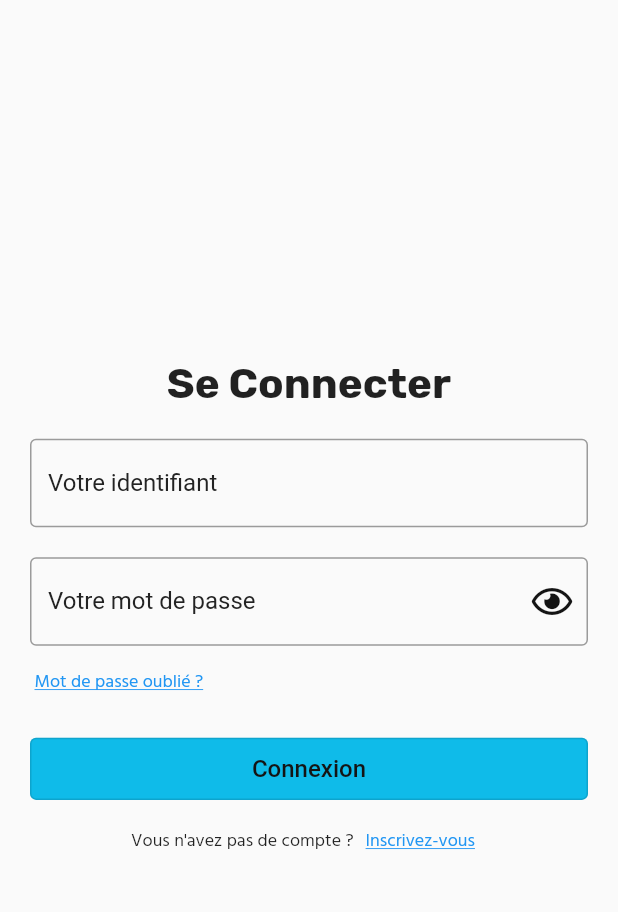
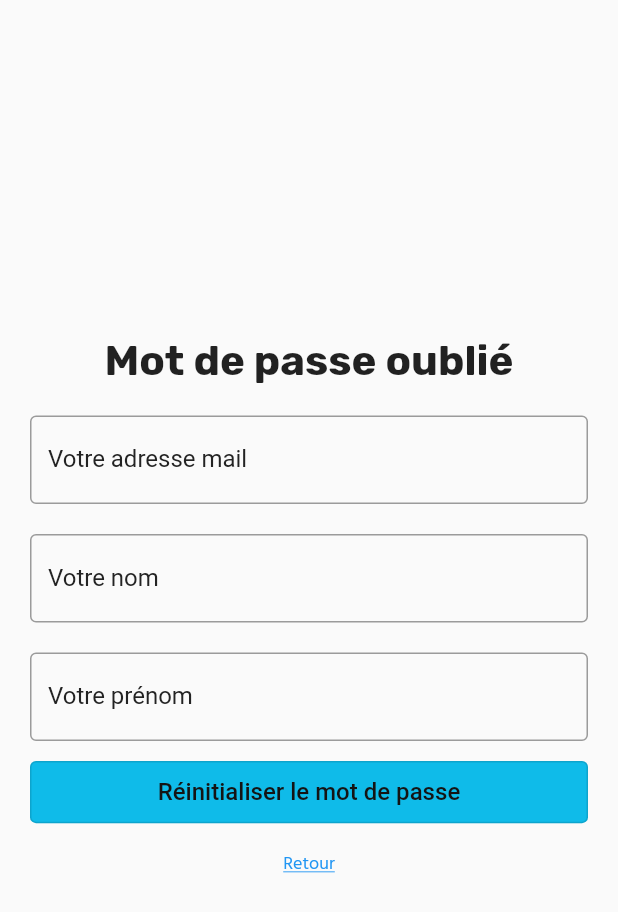
Before and after one commit to Leo-Teixeira/exeo, a Flutter app: the screen it shows after launch, after a tap on "Mot de passe oublié ?", on a phone screen of 412 x 824 dp. Shown: the top 912 px of the screen. Run offline on Flutter 3.47's test engine with Material 2 defaults, Android fonts, the phone set to English and light mode, and no system bars; our stand-ins replace flutter_riverpod, fluttericon; Roboto replaces fonts that are missing (HindMaduraiMedium).

```diff
--- /dev/null
+++ b/lib/screens/forgot_password.dart
@@ -0,0 +1,239 @@
+import 'package:exeo/screens/login.dart';
+import 'package:exeo/services/constant.dart';
+import 'package:flutter/material.dart';
+import 'package:flutter_riverpod/flutter_riverpod.dart';
+import 'package:fluttericon/font_awesome5_icons.dart';
+
+class ForgotPasswordPage extends ConsumerWidget {
+  final GlobalKey<FormState> _loginKey = GlobalKey();
+  FocusNode mail = FocusNode();
+  FocusNode lastname = FocusNode();
+  FocusNode firstname = FocusNode();
+  final mailController = TextEditingController();
+  final lastnameController = TextEditingController();
+  final firstnameController = TextEditingController();
+
+  ForgotPasswordPage({super.key});
+
+  @override
+  Widget build(BuildContext context, WidgetRef ref) {
+    return Scaffold(
+      body: Center(
+        child: Column(
+          mainAxisAlignment: MainAxisAlignment.center,
+          children: [
+            const Text(
+              "Mot de passe oublié",
+              style: TextStyle(fontFamily: fontRubikBold, fontSize: 28),
+            ),
+            const SizedBox(
+              height: 20,
+            ),
+            Form(
+              key: _loginKey,
+              child: Column(
+                children: [
+                  Container(
+                    margin: const EdgeInsets.fromLTRB(20, 0, 20, 0),
+                    child: TextFormField(
+                      keyboardType: TextInputType.emailAddress,
+                      textInputAction: TextInputAction.next,
+                      focusNode: mail,
+                      onFieldSubmitted: (term) {
+                        mail.unfocus();
+                        FocusScope.of(context).requestFocus(lastname);
+                      },
+                      validator: (value) {
+                        if (value == null || value.isEmpty) {
+                          return 'Le champ ne doit pas être vide';
+                        }
+                        return null;
+                      },
+                      controller: mailController,
+                      style: const TextStyle(
+                        fontFamily: fontHindMaduraiMedium,
+                        fontSize: 16,
+                      ),
+                      decoration: const InputDecoration(
+                        border: OutlineInputBorder(
+                          borderSide: BorderSide(
+                            width: 1,
+                            color: coulGrey,
+                          ),
+                          // borderRadius: BorderRadius.(),
+                        ),
+                        hintText: "PlaceHolder",
+                        hintStyle: TextStyle(
+                          fontFamily: fontHindMaduraiMedium,
+                          fontSize: 16,
+                        ),
+                        focusedBorder: OutlineInputBorder(
+                          borderSide: BorderSide(
+                            width: 1,
+                            color: coulGrey,
+                          ),
+                          // borderRadius: BorderRadius.circular(30.0),
+                        ),
+                        labelStyle: TextStyle(
+                          color: coulGrey,
+                          fontFamily: fontHindMaduraiMedium,
+                          fontSize: 16,
+                        ),
+                        labelText: "Votre adresse mail",
+                      ),
+                    ),
+                  ),
+                  const SizedBox(
+                    height: 20,
+                  ),
+                  Container(
+                    margin: const EdgeInsets.fromLTRB(20, 0, 20, 0),
+                    child: TextFormField(
+                      textInputAction: TextInputAction.next,
+                      focusNode: lastname,
+                      onFieldSubmitted: (term) {
+                        lastname.unfocus();
+                        FocusScope.of(context).requestFocus(firstname);
+                      },
+                      validator: (value) {
+                        if (value == null || value.isEmpty) {
+                          return 'Le champ ne doit pas être vide';
+                        }
+                        return null;
+                      },
+                      controller: lastnameController,
+                      style: const TextStyle(
+                        fontFamily: fontHindMaduraiMedium,
+                        fontSize: 16,
+                      ),
+                      decoration: const InputDecoration(
+                        border: OutlineInputBorder(
+                          borderSide: BorderSide(
+                            width: 1,
+                            color: coulGrey,
+                          ),
+                          // borderRadius: BorderRadius.(),
+                        ),
+                        hintText: "PlaceHolder",
+                        hintStyle: TextStyle(
+                          fontFamily: fontHindMaduraiMedium,
+                          fontSize: 16,
+                        ),
+                        focusedBorder: OutlineInputBorder(
+                          borderSide: BorderSide(
+                            width: 1,
+                            color: coulGrey,
+                          ),
+                          // borderRadius: BorderRadius.circular(30.0),
+                        ),
+                        labelStyle: TextStyle(
+                          color: coulGrey,
+                          fontFamily: fontHindMaduraiMedium,
+                          fontSize: 16,
+                        ),
+                        labelText: "Votre nom",
+                      ),
+                    ),
+                  ),
+                  const SizedBox(
+                    height: 20,
+                  ),
+                  Container(
+                    margin: const EdgeInsets.fromLTRB(20, 0, 20, 0),
+                    child: TextFormField(
+                      textInputAction: TextInputAction.next,
+                      focusNode: firstname,
+                      onFieldSubmitted: (term) {
+                        firstname.unfocus();
+                        FocusScope.of(context).requestFocus(mail);
+                      },
+                      validator: (value) {
+                        if (value == null || value.isEmpty) {
+                          return 'Le champ ne doit pas être vide';
+                        }
+                        return null;
+                      },
+                      controller: firstnameController,
+                      style: const TextStyle(
+                        fontFamily: fontHindMaduraiMedium,
+                        fontSize: 16,
+                      ),
+                      decoration: const InputDecoration(
+                        border: OutlineInputBorder(
+                          borderSide: BorderSide(
+                            width: 1,
+                            color: coulGrey,
+                          ),
+                          // borderRadius: BorderRadius.circular(30.0),
+                        ),
+                        hintText: "PlaceHolder",
+                        hintStyle: TextStyle(
+                          fontFamily: fontHindMaduraiMedium,
+                          fontSize: 16,
+                        ),
+                        focusedBorder: OutlineInputBorder(
+                          borderSide: BorderSide(
+                            width: 1,
+                            color: coulGrey,
+                          ),
+                          // borderRadius: BorderRadius.circular(30.0),
+                        ),
+                        labelStyle: TextStyle(
+                          color: coulGrey,
+                          fontFamily: fontHindMaduraiMedium,
+                          fontSize: 16,
+                        ),
+                        labelText: "Votre prénom",
+                      ),
+                    ),
+                  ),
+                  const SizedBox(
+                    height: 10,
+                  ),
+                  Container(
+                    margin: const EdgeInsets.fromLTRB(20, 0, 20, 0),
+                    child: OutlinedButton(
+                      onPressed: () {},
+                      style: ButtonStyle(
+                        backgroundColor:
+                            MaterialStateProperty.all<Color?>(coulCiel),
+                        minimumSize: MaterialStateProperty.all<Size?>(
+                          const Size(500.0, 40.0),
+                        ),
+                        padding: MaterialStateProperty.all<EdgeInsetsGeometry?>(
+                          const EdgeInsets.fromLTRB(2.25, 11.25, 2.25, 11.25),
+                        ),
+                      ),
+                      child: const Text(
+                        "Réinitialiser le mot de passe",
+                        style: TextStyle(
+                          color: coulBlack,
+                          fontFamily: fontHindMaduraiMedium,
+                          fontSize: 16,
+                        ),
+                      ),
+                    ),
+                  ),
+                  TextButton(
+                    onPressed: () {
+                      Navigator.of(context).pushReplacement(
+                          MaterialPageRoute(builder: (context) => LoginPage()));
+                    },
+                    child: const Text(
+                      "Retour",
+                      style: TextStyle(
+                        decoration: TextDecoration.underline,
+                        fontFamily: fontHindMaduraiRegular,
+                        fontSize: 12,
+                      ),
+                    ),
+                  )
+                ],
+              ),
+            ),
+          ],
+        ),
+      ),
+    );
+  }
+}
--- a/lib/screens/login.dart
+++ b/lib/screens/login.dart
@@ -1,4 +1,6 @@
+import 'package:exeo/screens/forgot_password.dart';
 import 'package:exeo/screens/inscription.dart';
+import 'package:exeo/services/bottom_appbar.dart';
 import 'package:exeo/services/constant.dart';
 import 'package:flutter/material.dart';
 import 'package:flutter/src/widgets/framework.dart';
@@ -160,7 +162,10 @@ class LoginPage extends ConsumerWidget {
                           margin: const EdgeInsets.fromLTRB(15, 0, 20, 0),
                           padding: const EdgeInsets.fromLTRB(0, 0, 0, 0),
                           child: TextButton(
-                            onPressed: () {},
+                            onPressed: () {
+                              Navigator.of(context).push(MaterialPageRoute(
+                                  builder: (context) => ForgotPasswordPage()));
+                            },
                             child: const Text(
                               "Mot de passe oublié ?",
                               style: TextStyle(
@@ -178,7 +183,11 @@ class LoginPage extends ConsumerWidget {
                     Container(
                       margin: const EdgeInsets.fromLTRB(20, 0, 20, 0),
                       child: OutlinedButton(
-                        onPressed: () {},
+                        onPressed: () {
+                          Navigator.of(context).pushReplacement(
+                              MaterialPageRoute(
+                                  builder: (context) => const NavBarPage()));
+                        },
                         style: ButtonStyle(
                           backgroundColor:
                               MaterialStateProperty.all<Color?>(coulCiel),
--- a/pubspec.yaml
+++ b/pubspec.yaml
@@ -28,8 +28,8 @@ dev_dependencies:
 flutter:
   uses-material-design: true
 
-  # assets:
-  #   - assets/pictures/
+  assets:
+    - assets/pictures/
 
   fonts:
     # Rubik Font
```
Also changed, not shown: lib/screens/inscription.dart (+6 -1 lines), lib/screens/reception.dart (added, +118 -0 lines), lib/services/bottom_appbar.dart (added, +92 -0 lines), lib/services/constant.dart (+37 -0 lines), assets/pictures/test.jpeg (added).
